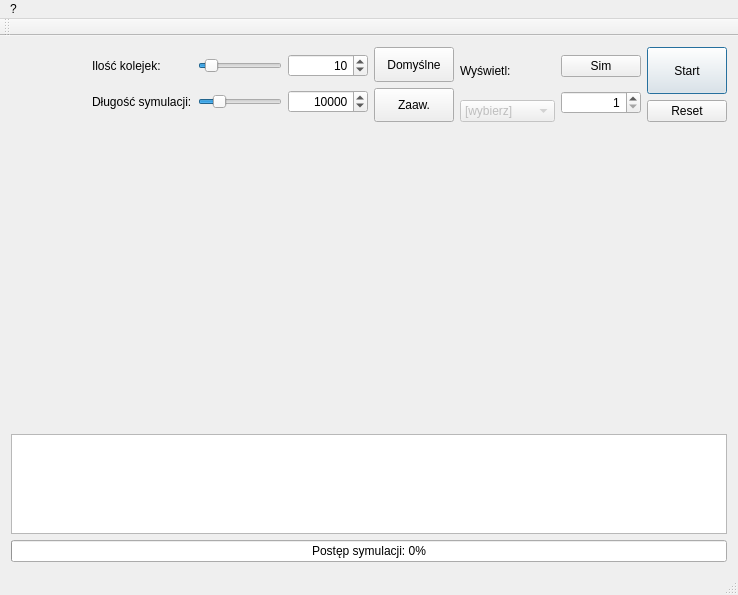
Before: the Qt Designer form mainwindow.ui in wgml/kolejki, drawn with Qt 5.
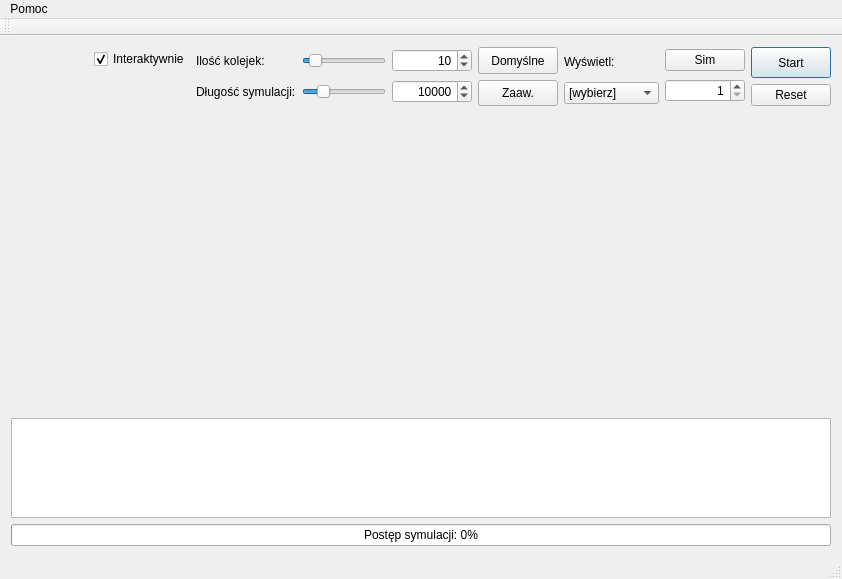
After: the same form once the commit is applied. Custom widgets are drawn as their Qt base class.

What changed in the file:
```diff
--- a/mainwindow.ui
+++ b/mainwindow.ui
@@ -6,8 +6,8 @@
    <rect>
     <x>0</x>
     <y>0</y>
-    <width>738</width>
-    <height>595</height>
+    <width>842</width>
+    <height>579</height>
    </rect>
   </property>
   <property name="sizePolicy">
@@ -26,7 +26,7 @@
    <string>Symulator</string>
   </property>
   <widget class="QWidget" name="centralWidget">
-   <layout class="QVBoxLayout" name="verticalLayout_6">
+   <layout class="QVBoxLayout" name="verticalLayout_7">
     <item>
      <layout class="QHBoxLayout" name="horizontalLayout_3">
       <item>
@@ -36,12 +36,39 @@
         </property>
         <property name="sizeHint" stdset="0">
          <size>
-          <width>13</width>
-          <height>20</height>
+          <width>0</width>
+          <height>13</height>
          </size>
         </property>
        </spacer>
       </item>
+      <item>
+       <layout class="QVBoxLayout" name="verticalLayout_6">
+        <item>
+         <widget class="QCheckBox" name="interactCheckbox">
+          <property name="text">
+           <string>Interaktywnie</string>
+          </property>
+          <property name="checked">
+           <bool>true</bool>
+          </property>
+         </widget>
+        </item>
+        <item>
+         <spacer name="horizontalSpacer_4">
+          <property name="orientation">
+           <enum>Qt::Horizontal</enum>
+          </property>
+          <property name="sizeHint" stdset="0">
+           <size>
+            <width>40</width>
+            <height>34</height>
+           </size>
+          </property>
+         </spacer>
+        </item>
+       </layout>
+      </item>
       <item>
        <layout class="QVBoxLayout" name="verticalLayout">
         <item>
@@ -233,7 +260,7 @@
         <item>
          <widget class="QComboBox" name="plotChooser">
           <property name="enabled">
-           <bool>false</bool>
+           <bool>true</bool>
           </property>
           <property name="minimumSize">
            <size>
@@ -283,6 +310,22 @@
           </item>
          </widget>
         </item>
+        <item>
+         <spacer name="verticalSpacer">
+          <property name="orientation">
+           <enum>Qt::Vertical</enum>
+          </property>
+          <property name="sizeType">
+           <enum>QSizePolicy::Minimum</enum>
+          </property>
+          <property name="sizeHint" stdset="0">
+           <size>
+            <width>0</width>
+            <height>2</height>
+           </size>
+          </property>
+         </spacer>
+        </item>
        </layout>
       </item>
       <item>
@@ -407,8 +450,8 @@
        <string>&lt;!DOCTYPE HTML PUBLIC &quot;-//W3C//DTD HTML 4.0//EN&quot; &quot;http://www.w3.org/TR/REC-html40/strict.dtd&quot;&gt;
 &lt;html&gt;&lt;head&gt;&lt;meta name=&quot;qrichtext&quot; content=&quot;1&quot; /&gt;&lt;style type=&quot;text/css&quot;&gt;
 p, li { white-space: pre-wrap; }
-&lt;/style&gt;&lt;/head&gt;&lt;body style=&quot; font-family:'Ubuntu'; font-size:11pt; font-weight:400; font-style:normal;&quot;&gt;
-&lt;p style=&quot;-qt-paragraph-type:empty; margin-top:0px; margin-bottom:0px; margin-left:0px; margin-right:0px; -qt-block-indent:0; text-indent:0px;&quot;&gt;&lt;br /&gt;&lt;/p&gt;&lt;/body&gt;&lt;/html&gt;</string>
+&lt;/style&gt;&lt;/head&gt;&lt;body style=&quot; font-family:'Sans'; font-size:9pt; font-weight:400; font-style:normal;&quot;&gt;
+&lt;p style=&quot;-qt-paragraph-type:empty; margin-top:0px; margin-bottom:0px; margin-left:0px; margin-right:0px; -qt-block-indent:0; text-indent:0px; font-family:'Ubuntu'; font-size:11pt;&quot;&gt;&lt;br /&gt;&lt;/p&gt;&lt;/body&gt;&lt;/html&gt;</string>
       </property>
      </widget>
     </item>
@@ -432,13 +475,13 @@
     <rect>
      <x>0</x>
      <y>0</y>
-     <width>738</width>
-     <height>25</height>
+     <width>842</width>
+     <height>20</height>
     </rect>
    </property>
    <widget class="QMenu" name="menu">
     <property name="title">
-     <string>?</string>
+     <string>Pomoc</string>
     </property>
     <addaction name="help"/>
    </widget>
```
Left out of the diff: 81 changed lines with no effect on the pictures.
